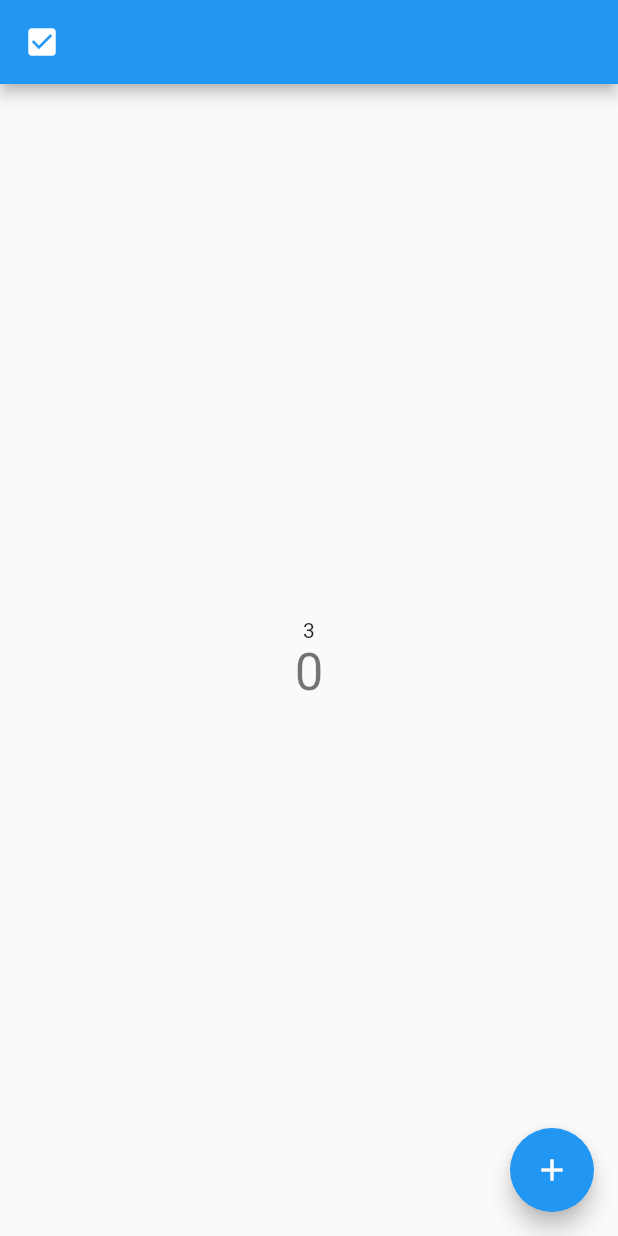
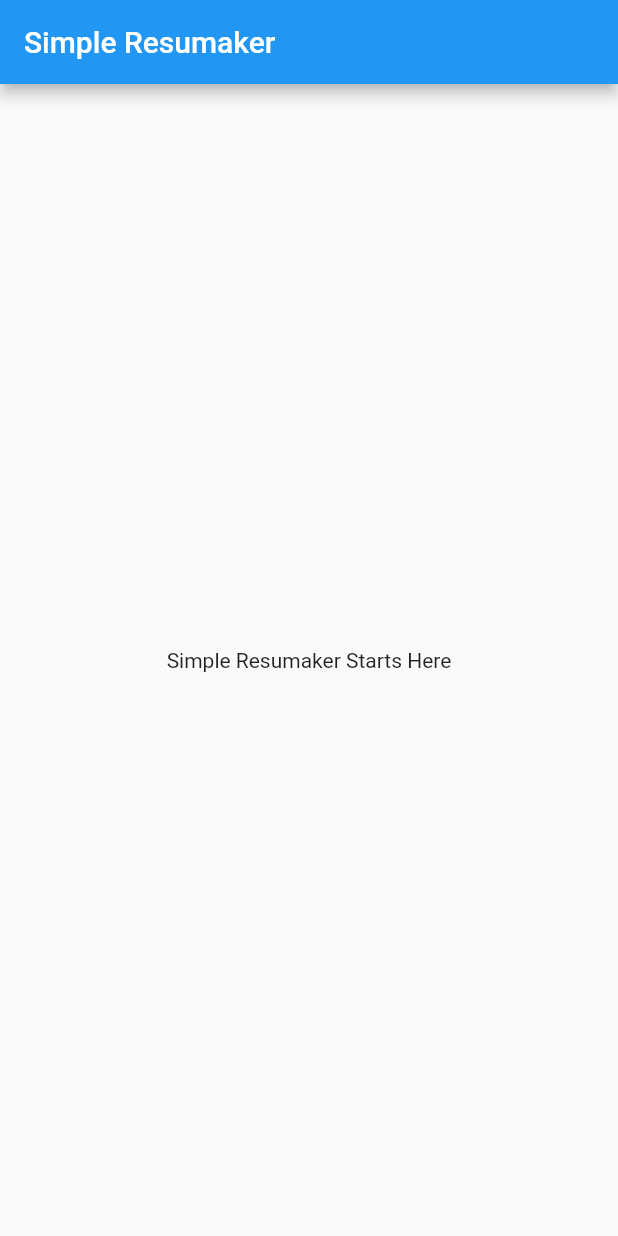
Before and after one commit to nokunoku1234/our_score, a Flutter app: the screen it shows after launch, on a phone screen of 412 x 824 dp. Run offline on Flutter 3.47's test engine with Material 2 defaults, Android fonts, the phone set to English and light mode, and no system bars.

Commit message:
ビギナー【1】レイアウト作成

```diff
--- a/lib/main.dart
+++ b/lib/main.dart
@@ -37,25 +37,16 @@ class _MyHomePageState extends State<MyHomePage> {
   Widget build(BuildContext context) {
     return Scaffold(
       appBar: AppBar(
-        title: Icon(Icons.check_box),
+        title: Text('Simple Resumaker'),
       ),
       body: Center(
         child: Column(
-
           mainAxisAlignment: MainAxisAlignment.center,
           children: <Widget>[
-            Text('3'),
-            Text(
-              '$_counter',
-              style: Theme.of(context).textTheme.display1,
-            ),
+            Text('Simple Resumaker Starts Here'),
+
           ],
         ),
-      ),
-      floatingActionButton: FloatingActionButton(
-        onPressed: _incrementCounter,
-        tooltip: 'Increment',
-        child: Icon(Icons.add),
       ),
     );
   }
```
